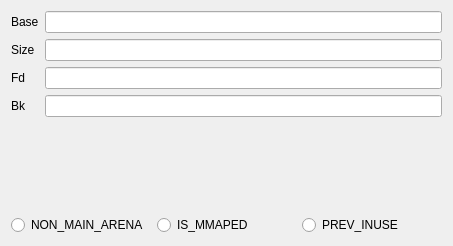
Above: src/dialogs/HeapInfoDialog.ui from rizinorg/cutter before the change. Below: the same form after it.
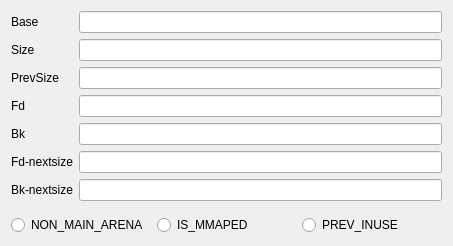
That is the form after the change.

Commit message: Detailed info dialog box working

```diff
--- a/src/dialogs/HeapInfoDialog.ui
+++ b/src/dialogs/HeapInfoDialog.ui
@@ -44,45 +44,75 @@
        </property>
       </widget>
      </item>
-     <item row="2" column="0">
+     <item row="3" column="0">
       <widget class="QLabel" name="label_2">
        <property name="text">
         <string>Fd</string>
        </property>
       </widget>
      </item>
-     <item row="2" column="1">
+     <item row="3" column="1">
       <widget class="QLineEdit" name="fdEdit">
        <property name="readOnly">
         <bool>true</bool>
        </property>
       </widget>
      </item>
-     <item row="3" column="0">
+     <item row="4" column="0">
       <widget class="QLabel" name="label_5">
        <property name="text">
         <string>Bk</string>
        </property>
       </widget>
      </item>
-     <item row="3" column="1">
+     <item row="4" column="1">
       <widget class="QLineEdit" name="bkEdit">
        <property name="readOnly">
         <bool>true</bool>
        </property>
       </widget>
      </item>
+     <item row="5" column="1">
+      <widget class="QLineEdit" name="fdnsEdit"/>
+     </item>
+     <item row="5" column="0">
+      <widget class="QLabel" name="label_3">
+       <property name="text">
+        <string>&lt;html&gt;&lt;head/&gt;&lt;body&gt;&lt;p&gt;Fd-nextsize&lt;/p&gt;&lt;/body&gt;&lt;/html&gt;</string>
+       </property>
+      </widget>
+     </item>
+     <item row="6" column="0">
+      <widget class="QLabel" name="label_6">
+       <property name="text">
+        <string>Bk-nextsize</string>
+       </property>
+      </widget>
+     </item>
+     <item row="6" column="1">
+      <widget class="QLineEdit" name="bknsEdit"/>
+     </item>
+     <item row="2" column="1">
+      <widget class="QLineEdit" name="prevSizeEdit"/>
+     </item>
+     <item row="2" column="0">
+      <widget class="QLabel" name="label_7">
+       <property name="text">
+        <string>PrevSize</string>
+       </property>
+      </widget>
+     </item>
     </layout>
    </item>
    <item>
     <layout class="QHBoxLayout" name="horizontalLayout_2">
      <item>
-      <widget class="QRadioButton" name="rbIM">
+      <widget class="QRadioButton" name="rbNMA">
        <property name="text">
         <string>NON_MAIN_ARENA</string>
        </property>
        <property name="checkable">
-        <bool>false</bool>
+        <bool>true</bool>
        </property>
        <property name="autoExclusive">
         <bool>false</bool>
@@ -90,12 +120,12 @@
       </widget>
      </item>
      <item>
-      <widget class="QRadioButton" name="rbPI">
+      <widget class="QRadioButton" name="rbIM">
        <property name="text">
         <string>IS_MMAPED</string>
        </property>
        <property name="checkable">
-        <bool>false</bool>
+        <bool>true</bool>
        </property>
        <property name="autoExclusive">
         <bool>false</bool>
@@ -103,12 +133,12 @@
       </widget>
      </item>
      <item>
-      <widget class="QRadioButton" name="rbNMA">
+      <widget class="QRadioButton" name="rbPI">
        <property name="text">
         <string>PREV_INUSE</string>
        </property>
        <property name="checkable">
-        <bool>false</bool>
+        <bool>true</bool>
        </property>
        <property name="autoExclusive">
         <bool>false</bool>
```
The commit also changes 5 other files.
